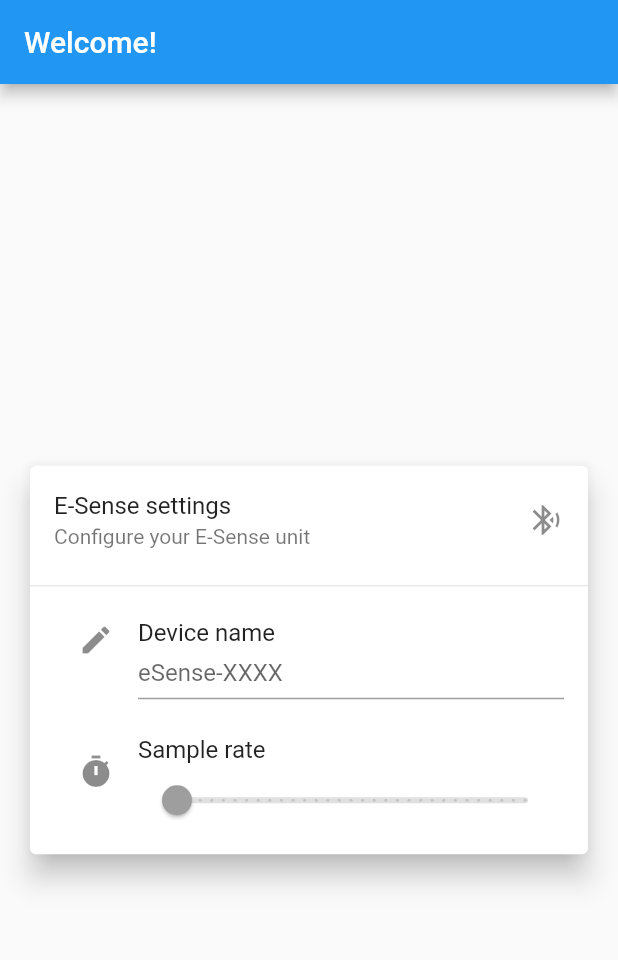
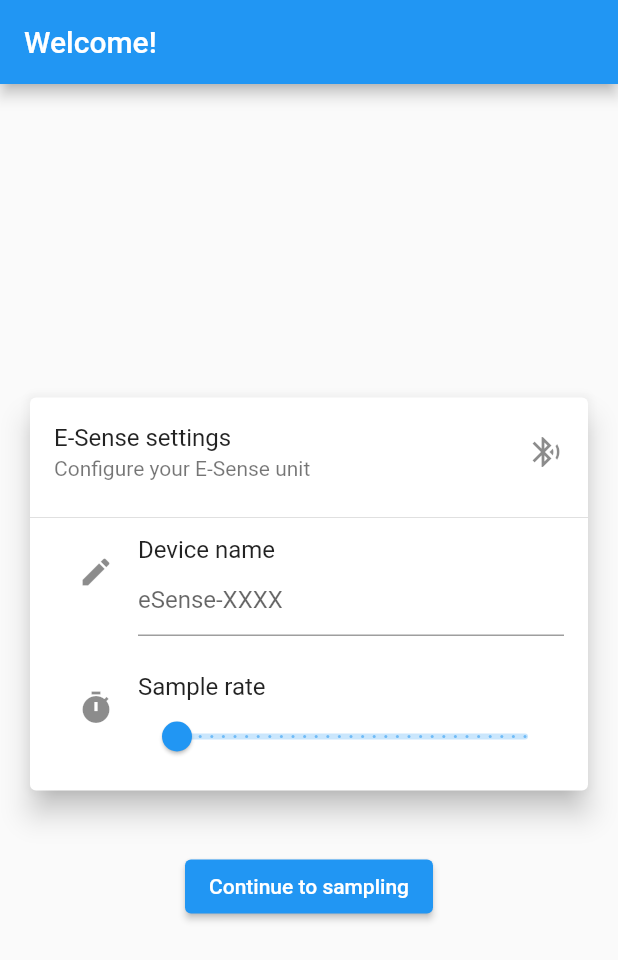
Before and after one commit to I-Al-Istannen/mouser, a Flutter app: the screen it shows after launch, on a phone screen of 412 x 824 dp. Shown: the top 960 px of the screen. Run offline on Flutter 3.47's test engine with Material 2 defaults, Android fonts, the phone set to English and light mode, and no system bars; our stand-ins replace material_design_icons_flutter; missing offline and left inert: esense_flutter.

Commit message:
Extract various widgets to their own screen, nicer messages

```diff
--- a/lib/communication/ESenseCommunication.dart
+++ b/lib/communication/ESenseCommunication.dart
@@ -30,8 +30,6 @@ class ESenseCommunicator extends ChangeNotifier {
 
   /// Connects to the device outlined in the given [configuration].
   Future<bool> connect(UnitConfiguration configuration) async {
-    print("Switched to connecting...");
-
     if (connectionState == ConnectState.Connecting) {
       return false;
     }
--- a/lib/main.dart
+++ b/lib/main.dart
@@ -1,6 +1,7 @@
 import 'package:flutter/material.dart';
 import 'package:mouser/communication/ESenseCommunication.dart';
 import 'package:mouser/model/ApplicationState.dart';
+import 'package:mouser/model/SensorState.dart';
 import 'package:mouser/ui/WelcomeScreen.dart';
 import 'package:provider/provider.dart';
 
@@ -9,6 +10,7 @@ void main() {
     providers: [
       ChangeNotifierProvider(create: (_) => ApplicationState()),
       ChangeNotifierProvider(create: (_) => ESenseCommunicator()),
+      ChangeNotifierProvider(create: (_) => SensorState()),
     ],
     child: MyApp(),
   ));
--- a/lib/model/ApplicationState.dart
+++ b/lib/model/ApplicationState.dart
@@ -1,49 +1,21 @@
 import 'package:flutter/foundation.dart';
 import 'package:mouser/model/Backend.dart';
 import 'package:mouser/model/EsenseUnit.dart';
-import 'package:mouser/model/Sensors.dart';
 
 /// Application-Global state.
 class ApplicationState extends ChangeNotifier {
-  UnitConfiguration _unitConfiguration;
+  UnitConfiguration _unitConfiguration = UnitConfiguration.empty();
   BackendInfo _backendInfo;
-
-  CalibrationData _calibrationData;
-  PitchRollData _pitchRollData;
 
   /// The configuration of the active eSense unit. Might be null.
   UnitConfiguration get unitConfiguration => _unitConfiguration;
 
-  set unitName(String name) {
-    _unitConfiguration = UnitConfiguration(name, 1);
+  /// Sets the used unit configuration
+  set unitConfiguration(UnitConfiguration configuration) {
+    this._unitConfiguration = configuration;
     notifyListeners();
   }
 
   /// Information about the used backend. Might be null.
   BackendInfo get backendInfo => _backendInfo;
-
-  /// Returns the current calibration data. Might be null.
-  CalibrationData get calibrationData => _calibrationData;
-
-  set calibrationData(CalibrationData it) {
-    this._calibrationData = it;
-    notifyListeners();
-  }
-
-  /// Returns the current *uncalibrated* pitch and roll data.
-  PitchRollData get pitchRollData => _pitchRollData;
-
-  set pitchRollData(PitchRollData it) {
-    this._pitchRollData = it;
-    notifyListeners();
-  }
-
-  /// Returns the calibrated pitch and roll data, iff [pitchRollData] and
-  /// [calibrationData are bot non-null.
-  PitchRollData get calibratedPitchRollData {
-    if (pitchRollData == null || calibrationData == null) {
-      return null;
-    }
-    return pitchRollData.calibrated(calibrationData);
-  }
 }
--- a/lib/model/EsenseUnit.dart
+++ b/lib/model/EsenseUnit.dart
@@ -3,12 +3,21 @@ class UnitConfiguration {
   final String deviceName;
   final int sampleRate;
 
-  UnitConfiguration(this.deviceName, this.sampleRate);
+  UnitConfiguration({this.deviceName, this.sampleRate = 1}) {
+    if (sampleRate == null || sampleRate < 1 || sampleRate > 30) {
+      throw Error();
+    }
+  }
 
-  bool seemsValid() {
-    return sampleRate >= 1 &&
-        sampleRate < 100 &&
-        deviceName != null &&
-        deviceName.isNotEmpty;
+  UnitConfiguration withName(String name) {
+    return UnitConfiguration(deviceName: name, sampleRate: sampleRate);
+  }
+
+  UnitConfiguration withSampleRate(int rate) {
+    return UnitConfiguration(deviceName: deviceName, sampleRate: rate);
+  }
+
+  factory UnitConfiguration.empty() {
+    return UnitConfiguration(deviceName: null, sampleRate: 1);
   }
 }
--- /dev/null
+++ b/lib/ui/EsenseConfigWidget.dart
@@ -0,0 +1,45 @@
+import 'package:flutter/material.dart';
+import 'package:mouser/ui/UnitConfigurationWidgets.dart';
+
+class ESenseConfigWidget extends StatelessWidget {
+  @override
+  Widget build(BuildContext context) {
+    return Padding(
+      padding: const EdgeInsets.all(16.0),
+      child: Card(
+        elevation: 8,
+        child: Column(
+          mainAxisSize: MainAxisSize.min,
+          children: [
+            const ListTile(
+              trailing: Icon(Icons.bluetooth_audio),
+              title: Text("E-Sense settings"),
+              subtitle: Text("Configure your E-Sense unit"),
+            ),
+            Divider(),
+            Padding(
+              padding: const EdgeInsets.fromLTRB(32, 0, 16, 8),
+              child: ListTile(
+                contentPadding: EdgeInsets.all(0),
+                minLeadingWidth: 10,
+                leading: Icon(Icons.edit),
+                title: Text("Device name"),
+                subtitle: DeviceNameInputField(),
+              ),
+            ),
+            Padding(
+              padding: const EdgeInsets.fromLTRB(32, 8, 16, 8),
+              child: ListTile(
+                contentPadding: EdgeInsets.all(0),
+                minLeadingWidth: 10,
+                leading: Icon(Icons.timer),
+                title: Text("Sample rate"),
+                subtitle: SampleRateInputSlider(),
+              ),
+            )
+          ],
+        ),
+      ),
+    );
+  }
+}
--- a/lib/ui/OffsetDisplay.dart
+++ b/lib/ui/OffsetDisplay.dart
@@ -1,12 +1,12 @@
 import 'package:flutter/material.dart';
-import 'package:mouser/model/ApplicationState.dart';
+import 'package:mouser/model/SensorState.dart';
 import 'package:mouser/model/Sensors.dart';
 import 'package:provider/provider.dart';
 
 class OffsetDisplay extends StatelessWidget {
   @override
   Widget build(BuildContext context) {
-    return Consumer<ApplicationState>(
+    return Consumer<SensorState>(
       builder: (context, state, child) {
         if (state.calibratedPitchRollData == null) {
           return Center(
--- /dev/null
+++ b/lib/ui/UnitConfigurationWidgets.dart
@@ -0,0 +1,52 @@
+import 'package:flutter/material.dart';
+import 'package:mouser/model/ApplicationState.dart';
+import 'package:provider/provider.dart';
+
+class DeviceNameInputField extends StatefulWidget {
+  @override
+  _DeviceNameInputFieldState createState() => _DeviceNameInputFieldState();
+}
+
+class _DeviceNameInputFieldState extends State<DeviceNameInputField> {
+  TextEditingController _controller;
+
+  @override
+  Widget build(BuildContext context) {
+    return Consumer<ApplicationState>(
+      builder: (context, state, child) {
+        _controller = TextEditingController(
+          text: state.unitConfiguration.deviceName,
+        );
+        return TextFormField(
+          controller: _controller,
+          decoration: InputDecoration(hintText: "eSense-XXXX"),
+          validator: (value) {
+            if (value == null || value.isEmpty) {
+              return "Please enter a value";
+            }
+            return null;
+          },
+          onFieldSubmitted: (value) =>
+              state.unitConfiguration = state.unitConfiguration.withName(value),
+        );
+      },
+    );
+  }
+}
+
+class SampleRateInputSlider extends StatelessWidget {
+  @override
+  Widget build(BuildContext context) {
+    return Consumer<ApplicationState>(
+      builder: (context, state, child) => Slider(
+        min: 1,
+        max: 30,
+        divisions: 30,
+        label: state.unitConfiguration.sampleRate.toString(),
+        value: state.unitConfiguration.sampleRate.toDouble(),
+        onChanged: (value) => state.unitConfiguration =
+            state.unitConfiguration.withSampleRate(value.toInt()),
+      ),
+    );
+  }
+}
--- a/lib/ui/WelcomeScreen.dart
+++ b/lib/ui/WelcomeScreen.dart
@@ -1,101 +1,48 @@
-import 'package:flutter/cupertino.dart';
 import 'package:flutter/material.dart';
-import 'package:mouser/model/ApplicationState.dart';
-import 'package:mouser/model/EsenseUnit.dart';
+import 'package:mouser/ui/EsenseConfigWidget.dart';
 import 'package:mouser/ui/SampleScreen.dart';
-import 'package:provider/provider.dart';
 
-class WelcomeScreen extends StatelessWidget {
+class WelcomeScreen extends StatefulWidget {
+  @override
+  _WelcomeScreenState createState() => _WelcomeScreenState();
+}
+
+class _WelcomeScreenState extends State<WelcomeScreen> {
+  final _formKey = GlobalKey<FormState>();
+
   @override
   Widget build(BuildContext context) {
     return Scaffold(
       appBar: AppBar(title: Text("Welcome!")),
-      body: Center(child: Consumer<ApplicationState>(
-        builder: (context, appState, child) {
-          var elements = <Widget>[];
-          elements.add(esenseInfo(appState.unitConfiguration, appState));
-
-          if (appState.unitConfiguration != null &&
-              appState.unitConfiguration.seemsValid()) {
-            elements.add(Padding(
+      body: Center(
+        child: SingleChildScrollView(
+          child: Form(
+            key: _formKey,
+            child: Column(
+              children: [
+                ESenseConfigWidget(),
+                Padding(
                   padding: const EdgeInsets.all(20),
                   child: Center(
                     child: ElevatedButton(
                       onPressed: () {
+                        if (!_formKey.currentState.validate()) {
+                          return;
+                        }
                         Navigator.push(
                           context,
                           MaterialPageRoute(builder: (_) => SampleScreen()),
                         );
                       },
-                  child: Text("Continue"),
-                ),
-              ),
-            ));
-          }
-
-          return SingleChildScrollView(
-            child: Column(
-              children: elements,
-            ),
-          );
-        },
-      )),
-    );
-  }
-
-  Widget esenseInfo(UnitConfiguration configuration, ApplicationState state) {
-    return Padding(
-      padding: const EdgeInsets.all(16.0),
-      child: Card(
-        elevation: 8,
-        child: Column(
-          mainAxisSize: MainAxisSize.min,
-          children: [
-            const ListTile(
-              trailing: Icon(Icons.bluetooth_audio),
-              title: Text("E-Sense settings"),
-              subtitle: Text("Configure your E-Sense unit"),
-            ),
-            Divider(),
-            Padding(
-              padding: const EdgeInsets.fromLTRB(32, 0, 16, 8),
-              child: ListTile(
-                contentPadding: EdgeInsets.all(0),
-                minLeadingWidth: 10,
-                leading: Icon(Icons.edit),
-                title: Text("Device name"),
-                subtitle: TextFormField(
-                  initialValue:
-                      configuration != null ? configuration.deviceName : null,
-                  decoration: InputDecoration(
-                    isDense: true,
-                    hintText: "eSense-XXXX",
-                  ),
-                  onFieldSubmitted: (value) => state.unitName = value,
-                ),
-              ),
-            ),
-            Padding(
-              padding: const EdgeInsets.fromLTRB(32, 8, 16, 8),
-              child: ListTile(
-                contentPadding: EdgeInsets.all(0),
-                minLeadingWidth: 10,
-                leading: Icon(Icons.timer),
-                title: Text("Sample rate"),
-                subtitle: Slider(
-                  min: 1,
-                  max: 30,
-                  value: configuration != null
-                      ? configuration.sampleRate.toDouble()
-                      : 1,
-                  divisions: 30,
-                  onChanged: null,
+                      child: Text("Continue to sampling"),
                     ),
                   ),
                 )
               ],
             ),
           ),
+        ),
+      ),
     );
   }
 }
```
Also changed, not shown: lib/model/SensorState.dart (added, +32 -0 lines), lib/ui/ConnectStateDisplay.dart (added, +57 -0 lines), lib/ui/SampleScreen.dart (+18 -62 lines). Lines whose indentation alone changed are shown as unchanged.
